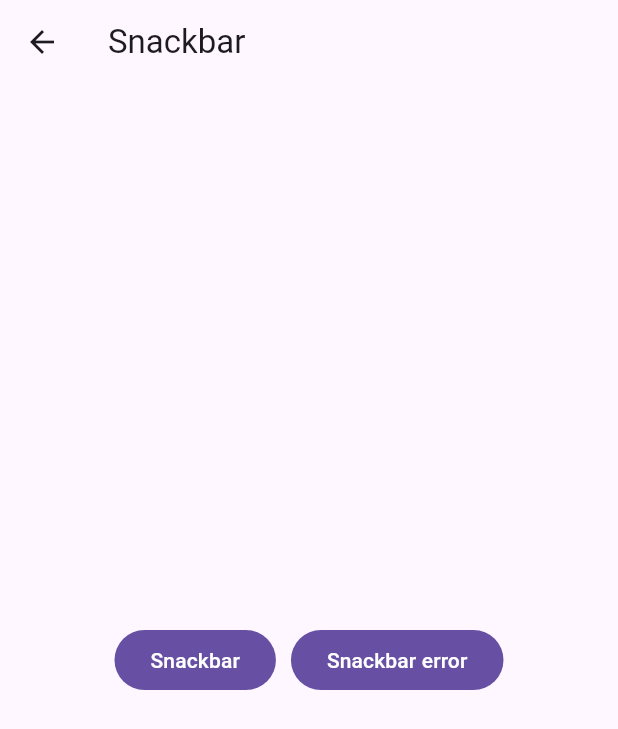
After one commit to C4co/flutter_components, a Flutter app: the SnackbarPage screen opened directly, on a phone screen of 412 x 824 dp. The commit adds this screen. Shown: the top 729 px of the screen. Run offline on Flutter 3.47's test engine with Material 2 defaults, Android fonts, the phone set to English and light mode, and no system bars; our stand-ins replace auto_route.

Commit message:
update views

```diff
--- a/lib/views/app_button_page.dart
+++ b/lib/views/app_button_page.dart
@@ -21,7 +21,7 @@ class _AppButtonPageState extends State<AppButtonPage> {
           child: Column(
             mainAxisAlignment: MainAxisAlignment.center,
             children: <Widget>[
-              CustomButton(),
+              AppCustomButton(),
             ],
           ),
         ),
--- a/lib/views/inputs_page.dart
+++ b/lib/views/inputs_page.dart
@@ -13,7 +13,7 @@ class _InputPageState extends State<InputPage> {
   Widget build(BuildContext context) {
     return Scaffold(
       appBar: AppBar(
-        title: const Text('Hello World App'),
+        title: const Text('Input'),
       ),
       body: const Padding(
         padding: EdgeInsets.all(20),
--- /dev/null
+++ b/lib/views/snackbar_page.dart
@@ -0,0 +1,43 @@
+import 'package:flutter/material.dart';
+import 'package:flutter_components/components/components.dart';
+
+class SnackbarPage extends StatefulWidget {
+  const SnackbarPage({super.key});
+
+  @override
+  State<SnackbarPage> createState() => _SnackbarPageState();
+}
+
+class _SnackbarPageState extends State<SnackbarPage> {
+  @override
+  Widget build(BuildContext context) {
+    return Scaffold(
+      appBar: AppBar(title: const Text('Snackbar')),
+      body: Center(
+        child: Wrap(
+          spacing: 10,
+          children: [
+            AppFilledButton(
+              label: 'Snackbar',
+              onPressed: () {
+                AppSnackBar.show(
+                  message: 'Snackbar meessage',
+                  context: context,
+                );
+              },
+            ),
+            AppFilledButton(
+              label: 'Snackbar error',
+              onPressed: () {
+                AppSnackBar.show(
+                    message: 'Snackbar meessage',
+                    context: context,
+                    error: true);
+              },
+            ),
+          ],
+        ),
+      ),
+    );
+  }
+}
--- a/lib/views/views.dart
+++ b/lib/views/views.dart
@@ -2,4 +2,6 @@ export 'buttons_page.dart';
 export 'home_page.dart';
 export 'app_button_page.dart';
 export 'inputs_page.dart';
-export 'cards.dart';
+export 'cards_page.dart';
+export 'dialog_page.dart';
+export 'snackbar_page.dart';
```
Also changed, not shown: lib/views/buttons_page.dart (+42 -9 lines), lib/views/dialog_page.dart (added, +30 -0 lines), lib/views/home_page.dart (+14 -0 lines), lib/views/cards_page.dart (renamed from lib/views/cards.dart).
